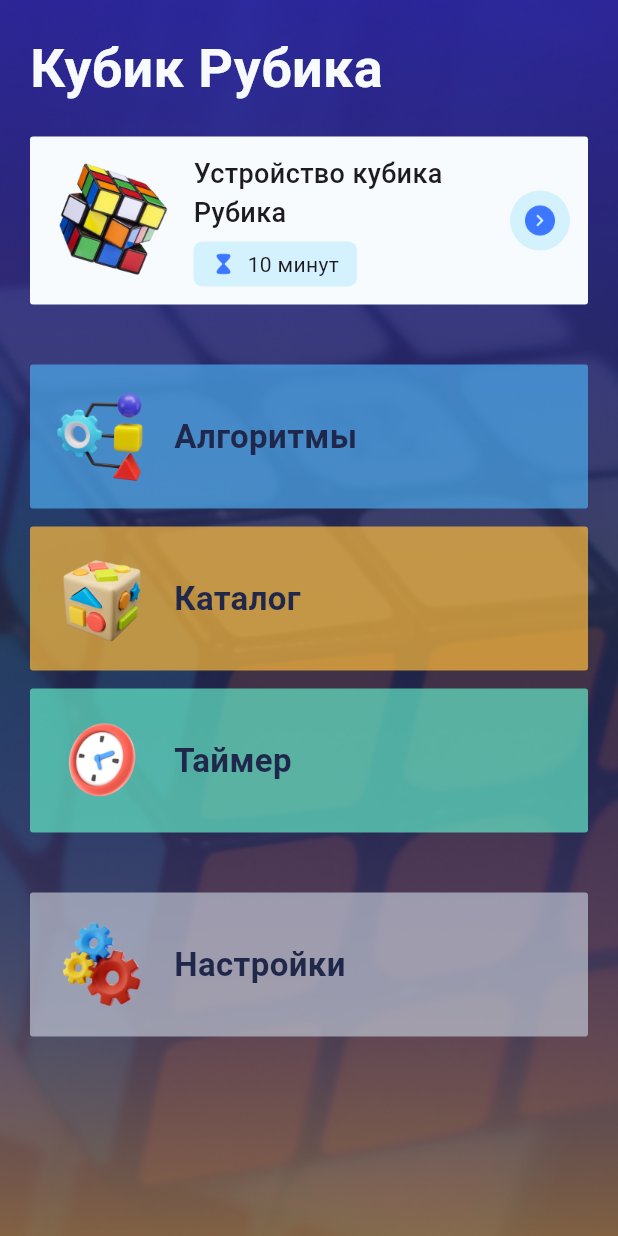
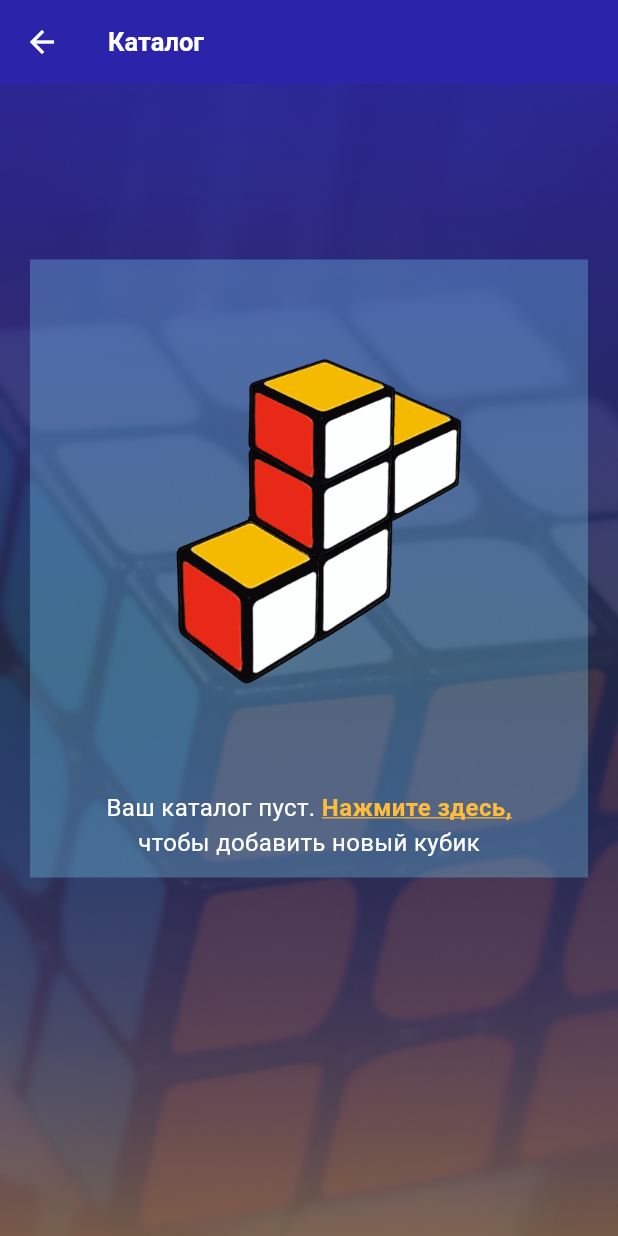
Before and after one commit to Mishal12g/kubikrubik, a Flutter app: the MainPage screen opened by its route, after a tap on "Каталог", on a phone screen of 412 x 824 dp. Run offline on Flutter 3.47's test engine with Material 3 defaults, Android fonts, the phone set to English and light mode, and no system bars; our stand-ins replace get; missing offline and left inert: flutter_page_view_indicator.

Commit message:
feat: add form catalog

```diff
--- a/lib/main.dart
+++ b/lib/main.dart
@@ -2,6 +2,8 @@ import 'package:flutter/material.dart';
 import 'package:get/get_navigation/src/root/get_material_app.dart';
 import 'package:kubikrubik/ui/algorithms_page/algorithms_detail_page/algorithms_detail_page.dart';
 import 'package:kubikrubik/ui/algorithms_page/algorithms_page.dart';
+import 'package:kubikrubik/ui/catalog_page/catalog_form_page.dart';
+import 'package:kubikrubik/ui/catalog_page/catalog_page.dart';
 import 'package:kubikrubik/ui/junior_page/junior_details_page.dart';
 import 'package:kubikrubik/ui/junior_page/junior_page.dart';
 import 'package:kubikrubik/ui/main_page/main_page.dart';
@@ -33,6 +35,8 @@ class MyApp extends StatelessWidget {
         "/junior_details_page": (context) => const JuniorDetailsPage(),
         "/algorithms_page": (context) => const AlgorithmsPage(),
         "/algorithms_detail_page": (context) => const AlgorithmsDetailPage(),
+        "/catalog_page": (context) => const CatalogPage(),
+        "/catalog_form_page": (context) => const CatalogFormPage(),
       },
     );
   }
--- a/lib/resources/app_images.dart
+++ b/lib/resources/app_images.dart
@@ -8,8 +8,10 @@ class AppImages {
   static const String x4 = 'images/4x4.png';
   static const String algorithms = 'images/Algorithms.png';
   static const String hourglass = 'images/Hourglass.png';
+  static const String addPhoto = 'images/addPhoto.png';
   static const String algoritm = 'images/algoritm.png';
   static const String catalog = 'images/catalog.png';
+  static const String catalogEmptyState = 'images/catalogEmptyState.png';
   static const String cube1 = 'images/cube1.png';
   static const String cube2 = 'images/cube2.png';
   static const String cube3 = 'images/cube3.png';
@@ -22,6 +24,7 @@ class AppImages {
   static const String onboarding2 = 'images/onboarding2.png';
   static const String onboarding3 = 'images/onboarding3.png';
   static const String play = 'images/play.png';
+  static const String popUpClose = 'images/popUpClose.png';
   static const String roundAltArrowRight = 'images/round_alt_arrow_right.png';
   static const String settings = 'images/settings.png';
   static const String timer = 'images/timer.png';
--- a/lib/resources/colors_app.dart
+++ b/lib/resources/colors_app.dart
@@ -10,6 +10,7 @@ class ColorsApp {
   static const Color blueTile = Color.fromRGBO(76, 171, 237, 0.7);
   static const Color indicator = Color.fromRGBO(126, 221, 255, 0.3);
   static const Color yellowTile = Color.fromRGBO(255, 187, 60, 0.7);
+  static const Color yellowButton = Color.fromRGBO(255, 187, 60, 1);
   static const Color greenTile = Color.fromRGBO(99, 232, 198, 0.7);
   static const Color greyTile = Color.fromRGBO(190, 196, 210, 0.7);
 }
--- /dev/null
+++ b/lib/ui/catalog_page/catalog_page.dart
@@ -0,0 +1,90 @@
+import 'package:flutter/material.dart';
+import 'package:get/get_core/get_core.dart';
+import 'package:get/get_navigation/get_navigation.dart';
+import 'package:kubikrubik/resources/colors_app.dart';
+import 'package:kubikrubik/resources/resources.dart';
+import 'package:kubikrubik/ui/components/background_image_widget.dart';
+
+class CatalogPage extends StatelessWidget {
+  const CatalogPage({super.key});
+
+  @override
+  Widget build(BuildContext context) {
+    return Scaffold(
+      backgroundColor: ColorsApp.backgroundColor,
+      appBar: AppBar(
+        title: const Text("Каталог"),
+      ),
+      body: Stack(
+        children: [
+          const BackgroundImageWidget(),
+          ListView(
+            children: const [
+              SizedBox(height: 117),
+              Padding(
+                padding: EdgeInsets.symmetric(horizontal: 20),
+                child: _EmptyStateCatalogWidget(),
+              ),
+            ],
+          ),
+        ],
+      ),
+    );
+  }
+}
+
+class _EmptyStateCatalogWidget extends StatelessWidget {
+  const _EmptyStateCatalogWidget();
+
+  @override
+  Widget build(BuildContext context) {
+    return Container(
+      decoration: const BoxDecoration(color: ColorsApp.blueButton),
+      child: Column(
+        mainAxisAlignment: MainAxisAlignment.center,
+        children: [
+          const Padding(
+            padding: EdgeInsets.all(12.0),
+            child: Image(
+              image: AssetImage(AppImages.catalogEmptyState),
+            ),
+          ),
+          Padding(
+            padding: const EdgeInsets.all(12.0),
+            child: Column(
+              children: [
+                Row(
+                  mainAxisAlignment: MainAxisAlignment.center,
+                  children: [
+                    const Text(
+                      "Ваш каталог пуст. ",
+                      style: TextStyle(fontSize: 16, color: Colors.white),
+                    ),
+                    GestureDetector(
+                      child: const Text(
+                        "Нажмите здесь,",
+                        style: TextStyle(
+                            fontSize: 16,
+                            fontWeight: FontWeight.bold,
+                            color: ColorsApp.yellowButton,
+                            decoration: TextDecoration.underline,
+                            decorationColor: ColorsApp.yellowButton),
+                      ),
+                      onTap: () {
+                        Get.toNamed("/catalog_form_page");
+                      },
+                    ),
+                  ],
+                ),
+                const Text(
+                  "чтобы добавить новый кубик",
+                  style: TextStyle(fontSize: 16, color: Colors.white),
+                ),
+              ],
+            ),
+          )
+        ],
+      ),
+    );
+  }
+}
--- a/lib/ui/main_page/main_page.dart
+++ b/lib/ui/main_page/main_page.dart
@@ -51,7 +51,9 @@ class MainPage extends StatelessWidget {
                         title: 'Каталог',
                         color: ColorsApp.yellowTile,
                         image: AppImages.catalog,
-                        onTap: () {},
+                        onTap: () {
+                          Get.toNamed("/catalog_page");
+                        },
                       ),
                       const SizedBox(height: 12),
                       TileWidget(
```
Also changed, not shown: lib/ui/catalog_page/catalog_form_page.dart (added, +79 -0 lines), lib/ui/components/form_text_field_widget.dart (added, +52 -0 lines), images/2.0x/addPhoto.png (added), images/2.0x/catalogEmptyState.png (added), images/2.0x/popUpClose.png (added), images/3.0x/addPhoto.png (added), images/3.0x/catalogEmptyState.png (added), images/3.0x/popUpClose.png (added), images/addPhoto.png (added), images/catalogEmptyState.png (added), images/popUpClose.png (added).
